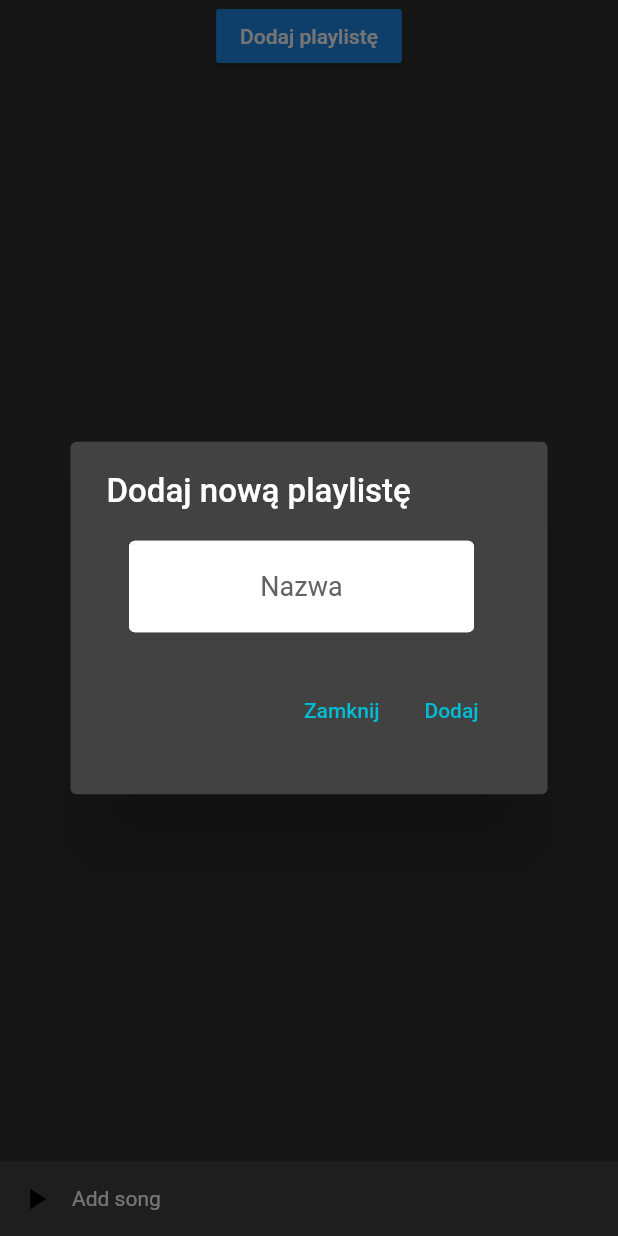
After one commit to IgnacyMermer/Music_player, a Flutter app: the screen it shows after launch, after a tap on "Dodaj playlistę", on a phone screen of 412 x 824 dp. The commit adds this screen. Run offline on Flutter 3.47's test engine with Material 2 defaults, Android fonts, the phone set to English and light mode, and no system bars; our stand-ins replace audioplayers, carousel_slider, file_picker, sqflite; accounts and stored records are empty.

Commit message:
End of SQLITE and some changes in app structure.

```diff
--- /dev/null
+++ b/lib/ActualPlaylist.dart
@@ -0,0 +1,8 @@
+import 'package:muzyka2/MusicFile.dart';
+
+class ActualPlaylist{
+  static List<MusicFile> listOfMusicFiles;
+  static int index=0;
+  static String name;
+  static List<MusicFile> listOfPlaylist;
+}
--- /dev/null
+++ b/lib/MainScreen.dart
@@ -0,0 +1,205 @@
+import 'package:flutter/material.dart';
+import 'package:muzyka2/ActualPlaylist.dart';
+import 'package:muzyka2/FirstMainScreen.dart';
+import 'package:muzyka2/NowPlayingFile.dart';
+import 'package:muzyka2/ShowPlaylist.dart';
+import 'package:sqflite/sqflite.dart';
+
+import 'MusicFile.dart';
+import 'database_helper.dart';
+
+class MainScreen extends StatefulWidget {
+  @override
+  _MainScreenState createState() => _MainScreenState();
+}
+
+class _MainScreenState extends State<MainScreen> {
+
+  DatabaseHelper databaseHelper = new DatabaseHelper();
+
+  @override
+  void initState() {
+    super.initState();
+    updateList();
+  }
+
+  @override
+  Widget build(BuildContext context) {
+    if(ActualPlaylist.listOfPlaylist==null){
+      ActualPlaylist.listOfPlaylist=new List();
+    }
+    /*else{
+      print("HI"+ActualPlaylist.listOfPlaylist.length.toString());
+    }*/
+    return WillPopScope(
+      onWillPop: onBackPressed,
+      child: Scaffold(
+        bottomNavigationBar: Container(
+          height: 50,
+          color: Colors.grey[800],
+          child: GestureDetector(
+            onTap: () {
+              showGeneralDialog(
+                barrierLabel: "Label",
+                barrierDismissible: false,
+                barrierColor: Colors.black.withOpacity(0.5),
+                transitionDuration: Duration(milliseconds: 400),
+                context: context,
+                pageBuilder: (context, anim1, anim2) {
+                  return FirstMainScreen();
+                },
+                transitionBuilder: (context, anim1, anim2, child) {
+                  return SlideTransition(
+                    position: Tween(begin: Offset(0, 1), end: Offset(0, 0))
+                        .animate(anim1),
+                    child: child,
+                  );
+                },
+              );
+            },
+            child: Row(
+              children: [
+
+                IconButton(
+                  icon: Icon(NowPlayingFile.isPlaying?Icons.stop:Icons.play_arrow,color:Colors.black),
+                  onPressed: (){
+
+                  },
+                ),
+
+
+                Container(width: MediaQuery.of(context).size.width*3/4,child: Text(NowPlayingFile.title!=null?NowPlayingFile.title:"Add song")),
+
+
+                ActualPlaylist.index!=null&&ActualPlaylist.listOfMusicFiles!=null?
+                IconButton(
+                  icon: Icon(Icons.skip_next, color: ActualPlaylist.index+1<ActualPlaylist.listOfMusicFiles.length?Colors.white:Colors.grey[800]),
+                ):Container(),
+              ],
+            ),
+          )
+        ),
+        body: Container(
+          child: Column(
+            children: [
+              ActualPlaylist.listOfPlaylist.length!=0?ListView(physics: NeverScrollableScrollPhysics(), shrinkWrap: true, scrollDirection: Axis.vertical,
+              children: ActualPlaylist.listOfPlaylist.map((item) => Container(color:Colors.grey,child:RaisedButton(
+                child: Text(item.music,style: TextStyle(color:Colors.white)),onPressed: (){
+                  ActualPlaylist.name=item.music.replaceAll(" ","");
+                  Navigator.push(context, PageRouteBuilder(
+                    pageBuilder: (_, __, ___) => ShowPlaylist(),
+                    transitionDuration: Duration(seconds: 0),
+                  ),);
+              },
+              ))).toList()):Container(),
+              RaisedButton(
+                child:Text("Dodaj playlistę"),
+                onPressed: (){
+                  showDialog(context: context, builder:
+                  (BuildContext context)=>alertAddPlaylist(context)
+                  );
+                },
+              )
+            ],
+          )
+        ),
+      ),
+    );
+  }
+
+
+  String nazwaNowejPlaylisty;
+
+  Widget alertAddPlaylist(BuildContext context){
+    final formKey = GlobalKey<FormState>();
+    return new AlertDialog(
+      content: Form(
+        key: formKey,
+        child: Column(
+          mainAxisSize: MainAxisSize.min,
+          crossAxisAlignment: CrossAxisAlignment.start,
+          children: <Widget>[
+            Text('Dodaj nową playlistę', style: TextStyle(color: Colors.white, fontWeight: FontWeight.w500, fontSize: 22)),
+            SizedBox(height: 20),
+            Row(
+              children: [
+                Expanded(child: Container(
+                    padding: EdgeInsets.only(left: 15,right: 15),
+                    width:260,
+                    child:TextFormField(
+                      style: TextStyle(fontSize: 18,color: Colors.black),
+                      decoration: InputDecoration(
+                        fillColor: Colors.white,
+                        filled: true,
+                        hintText: 'Nazwa',
+                        hintStyle: TextStyle(color: Colors.grey[700]),
+                        enabledBorder: OutlineInputBorder(
+                          borderSide: BorderSide(color: Colors.white,width: 2.0),
+                        ),
+                        focusedBorder: OutlineInputBorder(
+                          borderSide: BorderSide(color: Colors.green[900], width: 2.0),
+                        ),
+                      ),
+                      textAlign: TextAlign.center,
+                      onChanged: (val) => setState((){
+                        nazwaNowejPlaylisty = val.toString();
+                      }),
+                      validator: (val)=>val.isEmpty? 'Podaj nazwę' :null,
+                    )),
+                ),
+                SizedBox(width: 10),
+              ],
+            ),
+            SizedBox(height: 20),
+            ButtonBar(
+              alignment: MainAxisAlignment.end,
+              children: [
+                FlatButton(
+                  onPressed: () {
+                    Navigator.of(context).pop();
+                  },
+                  textColor: Colors.cyan,
+                  child: Text('Zamknij'),
+                ),
+                FlatButton(
+                  onPressed: () {
+                    if(formKey.currentState.validate()) {
+                      setState(() {
+                        addPlaylist();
+                      });
+                      Navigator.of(context).pop();
+                    }
+                  },
+                  textColor: Colors.cyan,
+                  child: Text('Dodaj'),
+                )
+              ],
+            ),
+          ],
+        ),
+      ),
+    );
+  }
+
+  void updateList(){
+    final Future<Database> dbFuture = databaseHelper.initialiseDatabase("myPlaylist");
+    dbFuture.then((database) {
+      Future<List<MusicFile>> itemsListFuture = databaseHelper.getItemsList();
+      itemsListFuture.then((itemList){
+        setState(() {
+          ActualPlaylist.listOfPlaylist=itemList;
+        });
+      });
+    });
+  }
+
+  void addPlaylist(){
+    MusicFile musicFilePom = MusicFile(music: nazwaNowejPlaylisty.replaceAll(" ", "_"), photo: null, id:ActualPlaylist.listOfPlaylist.length);
+    ActualPlaylist.listOfPlaylist.add(musicFilePom);
+    databaseHelper.insertItem(musicFilePom);
+  }
+
+  Future<bool> onBackPressed(){
+
+  }
+}
--- /dev/null
+++ b/lib/NowPlayingFile.dart
@@ -0,0 +1,16 @@
+import 'dart:io';
+import 'dart:typed_data';
+
+import 'package:audioplayers/audio_cache.dart';
+import 'package:audioplayers/audioplayers.dart';
+
+class NowPlayingFile{
+  File music, image;
+  static String title;
+  static Duration position;
+  static Duration musicLength;
+  static AudioPlayer player;
+  static AudioCache cache;
+  static bool isPlaying=false;
+  static Uint8List listaBitow;
+}
--- a/lib/database_helper.dart
+++ b/lib/database_helper.dart
@@ -10,7 +10,7 @@ class DatabaseHelper{
   static DatabaseHelper _databaseHelper;
   static Database _database;
 
-  String myTable = 'myTable';
+  String myTable = '';
   String colId = 'id';
   String colMusic = 'music';
   String colPhoto = 'photo';
@@ -26,15 +26,17 @@ class DatabaseHelper{
   }
 
   Future<Database> get database async{
-    if(_database==null){
+    //if(_database==null){
       _database = await initialiseDatabase();
-    }
+    //}
     return _database;
   }
 
-  Future<Database> initialiseDatabase() async{
+  Future<Database> initialiseDatabase([String name]) async{
+    if(name!=null)myTable=name;
+
     Directory directory = await getApplicationDocumentsDirectory();
-    String path = directory.path+'myDB.db';
+    String path = directory.path+'$myTable.db';
     var myDB = await openDatabase(path,version: 1,onCreate: createDB);
 
     return myDB;
@@ -42,13 +44,13 @@ class DatabaseHelper{
   }
 
   void createDB(Database db, int newVersion)async{
+
     await db.execute('CREATE TABLE $myTable($colId INTEGER PRIMARY KEY AUTOINCREMENT, $colMusic TEXT, $colPhoto TEXT)');
   }
 
   Future<List<Map<String, dynamic>>> getItemsMapList() async{
     Database db = await this.database;
     var result = await db.query(myTable);
-    print('hi'+result.length.toString());
     return result;
   }
 
--- a/lib/main.dart
+++ b/lib/main.dart
@@ -1,6 +1,7 @@
 import 'package:flutter/material.dart';
 import 'package:flutter/services.dart';
 import 'package:muzyka2/FirstMainScreen.dart';
+import 'package:muzyka2/MainScreen.dart';
 void main() {
   runApp(MyApp());
 }
@@ -14,9 +15,9 @@ class MyApp extends StatelessWidget {
     ));
     return MaterialApp(
       debugShowCheckedModeBanner: false,
-      title: 'Flutter Demo',
+      title: 'Odtwarzacz muzyczny',
       theme: ThemeData.dark(),
-      home: FirstMainScreen(),
+      home: MainScreen(),
     );
   }
 }
--- a/pubspec.yaml
+++ b/pubspec.yaml
@@ -49,9 +49,7 @@ flutter:
   uses-material-design: true
 
   # To add assets to your application, add an assets section, like this:
-  assets:
-     - assets/profilowe.png
-     - assets/Godzilla.mp3
+  #assets:
 
   # An image asset can refer to one or more resolution-specific "variants", see
   # https://flutter.dev/assets-and-images/#resolution-aware.
```
Also changed, not shown: lib/FirstMainScreen.dart (+168 -96 lines), lib/ShowPlaylist.dart (added, +192 -0 lines), 1 other file.
